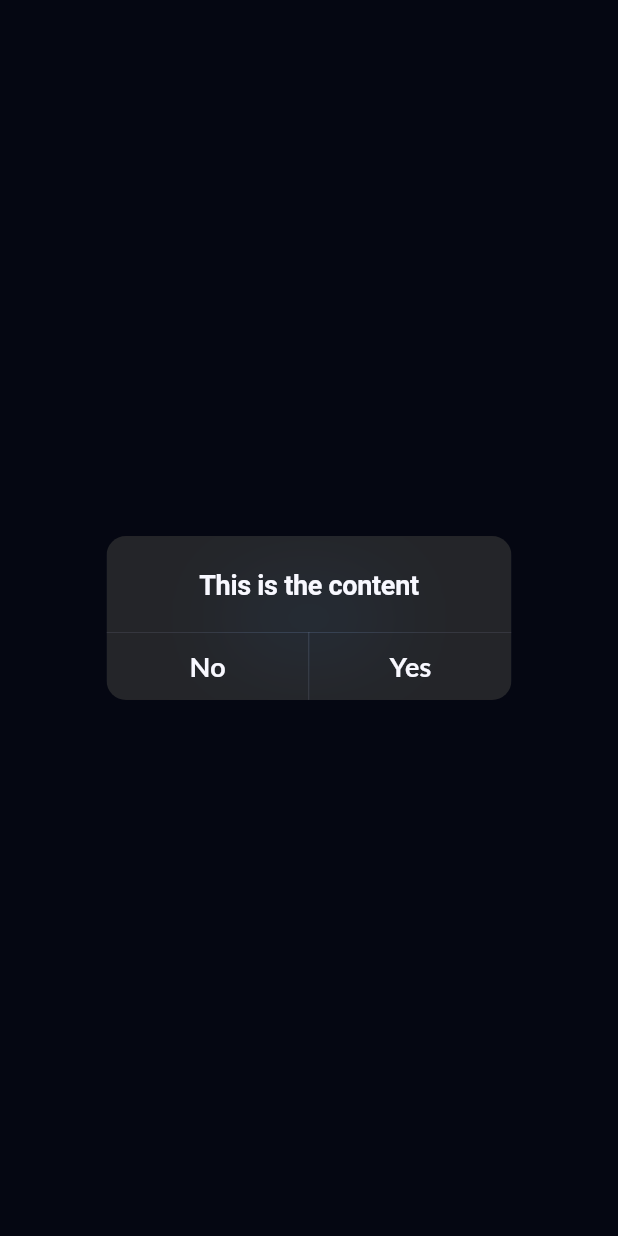
After one commit to maneesha14w/widget_catalog_flutter, a Flutter app: the CupertinoAlertDialogWidget screen opened directly, after a tap on "Click me", on a phone screen of 412 x 824 dp. The commit adds this screen. Run offline on Flutter 3.47's test engine with Material 2 defaults, Android fonts, the phone set to English and light mode, and no system bars; our stand-ins replace google_fonts, rflutter_alert.

Commit message:
added some cupertino widgets

```diff
--- /dev/null
+++ b/lib/screens/twenty/cupertino_alert_dialog.dart
@@ -0,0 +1,70 @@
+import 'package:flutter/cupertino.dart';
+import 'package:flutter/material.dart';
+import 'package:widget_catalog_flutter/constants.dart';
+import 'package:widget_catalog_flutter/customs/my_styled_text.dart';
+
+class CupertinoAlertDialogWidget extends StatefulWidget {
+  @override
+  _CupertinoAlertDialogWidgetState createState() =>
+      _CupertinoAlertDialogWidgetState();
+}
+
+class _CupertinoAlertDialogWidgetState
+    extends State<CupertinoAlertDialogWidget> {
+  String text = 'Click me';
+
+  @override
+  Widget build(BuildContext context) {
+    return Scaffold(
+      body: SafeArea(
+        child: Center(
+          child: Container(
+            child: ElevatedButton(
+              onPressed: () {
+                showCupertinoDialog(
+                  context: context,
+                  builder: (BuildContext context) => CupertinoAlertDialog(
+                    content: Text(
+                      'This is the content',
+                      style: kTextStyle,
+                    ),
+                    actions: [
+                      CupertinoDialogAction(
+                        child: MyStyledTextWidget(
+                          msg: 'No',
+                        ),
+                        onPressed: () {
+                          Navigator.pop(context);
+                          setState(() {
+                            text = 'No Has been chosen';
+                          });
+                        },
+                      ),
+                      CupertinoDialogAction(
+                        child: MyStyledTextWidget(
+                          msg: 'Yes',
+                        ),
+                        isDestructiveAction: true,
+                        onPressed: () {
+                          Navigator.pop(context);
+                          setState(() {
+                            text = 'Yes Has been chosen';
+                          });
+                        },
+                      ),
+                    ],
+                    insetAnimationCurve: Curves.easeIn,
+                  ),
+                );
+              },
+              child: Text(
+                text,
+                style: kTextStyle,
+              ),
+            ),
+          ),
+        ),
+      ),
+    );
+  }
+}
```
Also changed, not shown: lib/constants.dart (+13 -6 lines), lib/screens/twenty/cupertino_activity_indicator.dart (added, +19 -0 lines), lib/screens/twenty/cupertino_button.dart (added, +31 -0 lines), lib/screens/twenty/cupertino_context_menu.dart (added, +40 -0 lines), lib/screens/twenty/cupertino_date_picker.dart (added, +48 -0 lines), lib/screens/twenty/cupertino_dialog_action.dart (added, +8 -0 lines).
